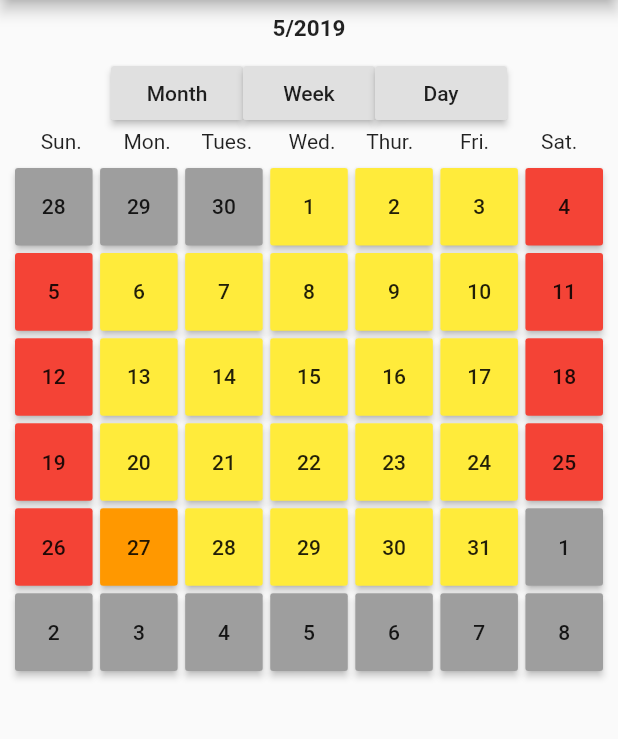
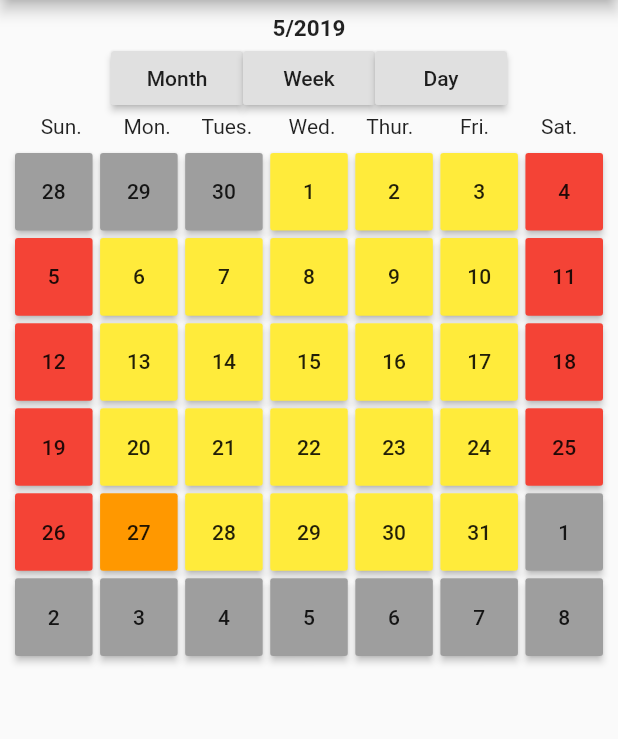
Before and after one commit to Furman950/neumont-planner, a Flutter app: the screen it shows after launch, on a phone screen of 412 x 824 dp, the part 84-823 px from its top. Run offline on Flutter 3.47's test engine with Material 2 defaults, Android fonts, the phone set to English and light mode, and no system bars.

Commit message:
Update: ViewManager

```diff
--- a/lib/managers/view_manager.dart
+++ b/lib/managers/view_manager.dart
@@ -17,11 +17,11 @@ class ViewManager extends StatelessWidget{
              selectedDate.month.toString() + "/" +selectedDate.day.toString()  +"/" + selectedDate.year.toString(),
              style: TextStyle(fontSize: 15,fontWeight: FontWeight.bold)
             ),
-           padding: EdgeInsets.all(10),
+           padding: EdgeInsets.fromLTRB(10,10,10,0),
            );
       case View.HOUR:
         return Padding(
-           padding: EdgeInsets.all(10),
+           padding: EdgeInsets.fromLTRB(10,10,10,0),
           child: Text(
             selectedDate.month.toString() + "/" +selectedDate.day.toString()  +"/" + selectedDate.year.toString(),
             style: TextStyle(fontSize: 15,fontWeight: FontWeight.bold),
@@ -33,7 +33,7 @@ class ViewManager extends StatelessWidget{
             selectedDate.month.toString() + "/" + selectedDate.year.toString(),
             style: TextStyle(fontSize: 15,fontWeight: FontWeight.bold),
           ),
-           padding: EdgeInsets.all(10),
+           padding: EdgeInsets.fromLTRB(10,10,10,0),
         );
       case View.WEEK:
         return Padding(
@@ -41,7 +41,7 @@ class ViewManager extends StatelessWidget{
             " yyyy Week of  m/d - m-d",
             style: TextStyle(fontSize: 15,fontWeight: FontWeight.bold),
           ),
-          padding: EdgeInsets.all(10),
+           padding: EdgeInsets.fromLTRB(10,10,10,0),
         );
       default:
       return Text("Yikes");
```
